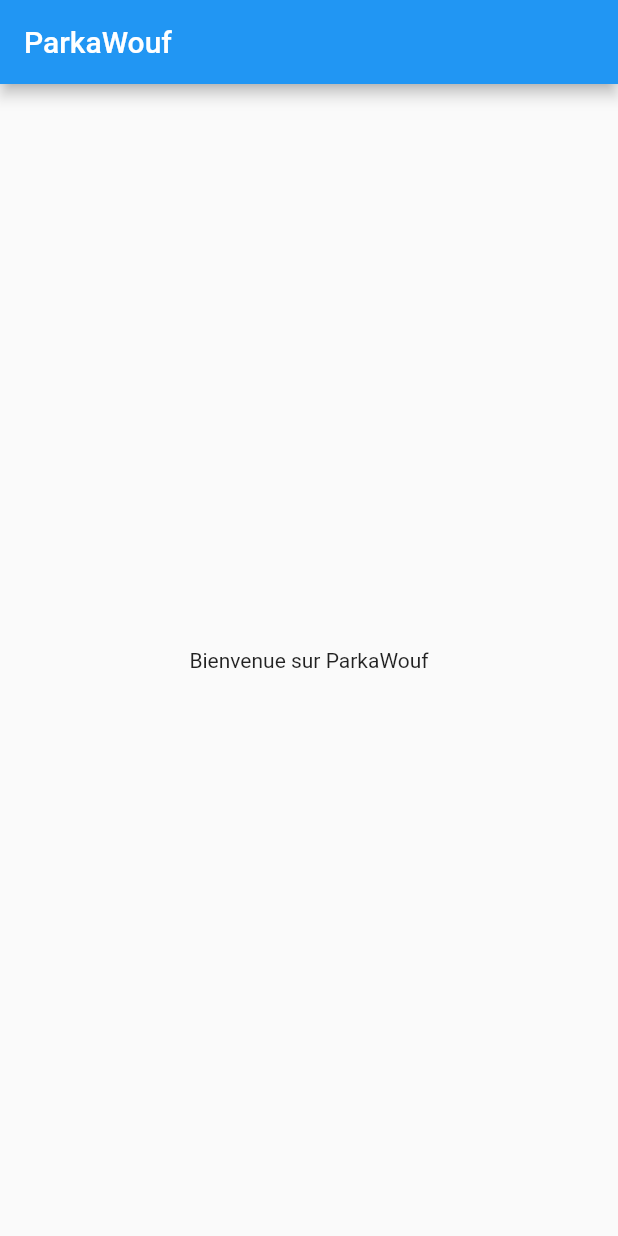
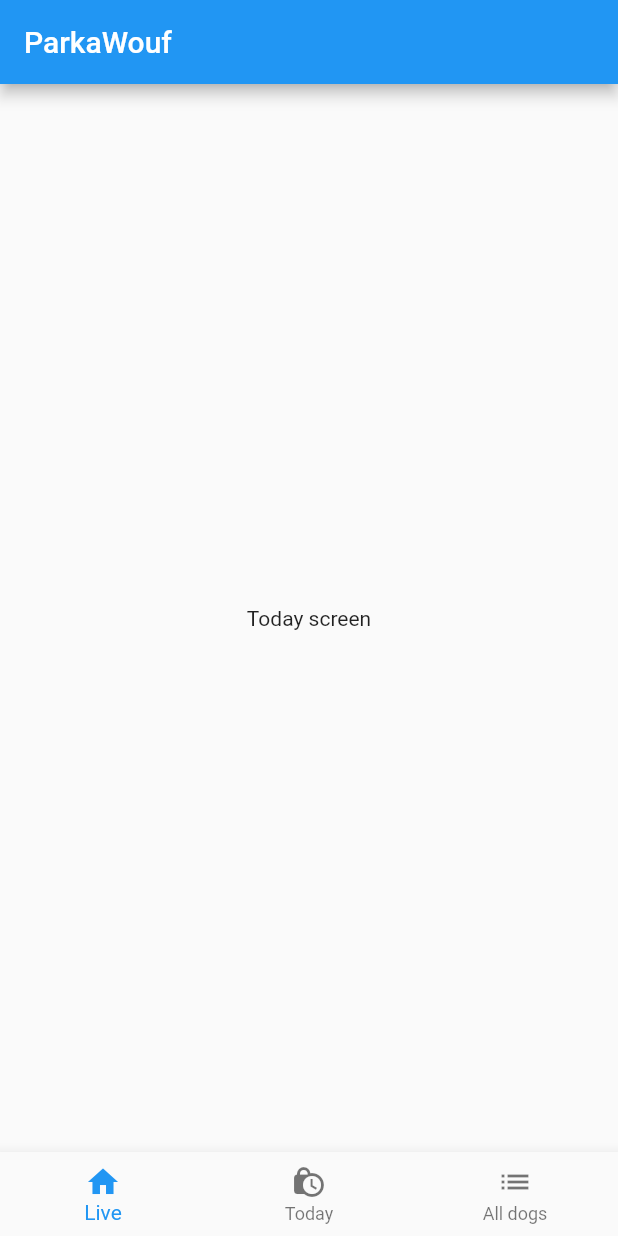
Before and after one commit to DIDIERRobin/parkawouf, a Flutter app: the screen it shows after launch, on a phone screen of 412 x 824 dp. Run offline on Flutter 3.47's test engine with Material 2 defaults, Android fonts, the phone set to English and light mode, and no system bars.

Commit message:
Basic structure with bottom nav bar

```diff
--- a/app/lib/main.dart
+++ b/app/lib/main.dart
@@ -1,10 +1,27 @@
 import 'package:flutter/material.dart';
+import 'package:app/widgets/nav-bar.widget.dart';
+import 'package:app/screens/today.screen.dart';
+import 'package:app/screens/live.screen.dart';
+import 'package:app/screens/all-dogs.screen.dart';
 
 void main() {
-  runApp(MyApp());
+  runApp(ParkaWouf());
 }
 
-class MyApp extends StatelessWidget {
+class ParkaWouf extends StatefulWidget {
+  @override
+  _ParkaWoufState createState() => _ParkaWoufState();
+}
+
+class _ParkaWoufState extends State<ParkaWouf> {
+  int _selectedIndex = 0;
+
+  final List<Widget> _screens = [
+    LiveScreen(),
+    TodayScreen(),
+    AllDogsScreen(),
+  ];
+
   @override
   Widget build(BuildContext context) {
     return MaterialApp(
@@ -13,8 +30,14 @@ class MyApp extends StatelessWidget {
         appBar: AppBar(
           title: Text('ParkaWouf'),
         ),
-        body: Center(
-          child: Text('Bienvenue sur ParkaWouf'),
+        body: _screens[_selectedIndex],
+        bottomNavigationBar: NavBar(
+          selectedIndex: _selectedIndex,
+          onItemSelected: (index) {
+            this.setState(() {
+              _selectedIndex = index;
+            });
+          },
         ),
       ),
     );
--- /dev/null
+++ b/app/lib/screens/live.screen.dart
@@ -0,0 +1,12 @@
+import 'package:flutter/material.dart';
+
+class LiveScreen extends StatelessWidget {
+  @override
+  Widget build(BuildContext context) {
+    return Scaffold(
+      body: Center(
+          child: Text('Today screen')
+      ),
+    );
+  }
+}
--- /dev/null
+++ b/app/lib/widgets/nav-bar.widget.dart
@@ -0,0 +1,21 @@
+import 'package:flutter/material.dart';
+
+class NavBar extends StatelessWidget {
+  final int selectedIndex;
+  final Function(int) onItemSelected;
+
+  NavBar({this.selectedIndex = 0, required this.onItemSelected});
+
+  @override
+  Widget build(BuildContext context) {
+    return BottomNavigationBar(
+      currentIndex: selectedIndex,
+      onTap: onItemSelected,
+      items: [
+        BottomNavigationBarItem(icon: Icon(Icons.home), label: 'Live'),
+        BottomNavigationBarItem(icon: Icon(Icons.lock_clock), label: 'Today'),
+        BottomNavigationBarItem(icon: Icon(Icons.list), label: 'All dogs'),
+      ],
+    );
+  }
+}
```
Also changed, not shown: app/lib/screens/all-dogs.screen.dart (added, +12 -0 lines), app/lib/screens/today.screen.dart (added, +12 -0 lines), 2 other files.
